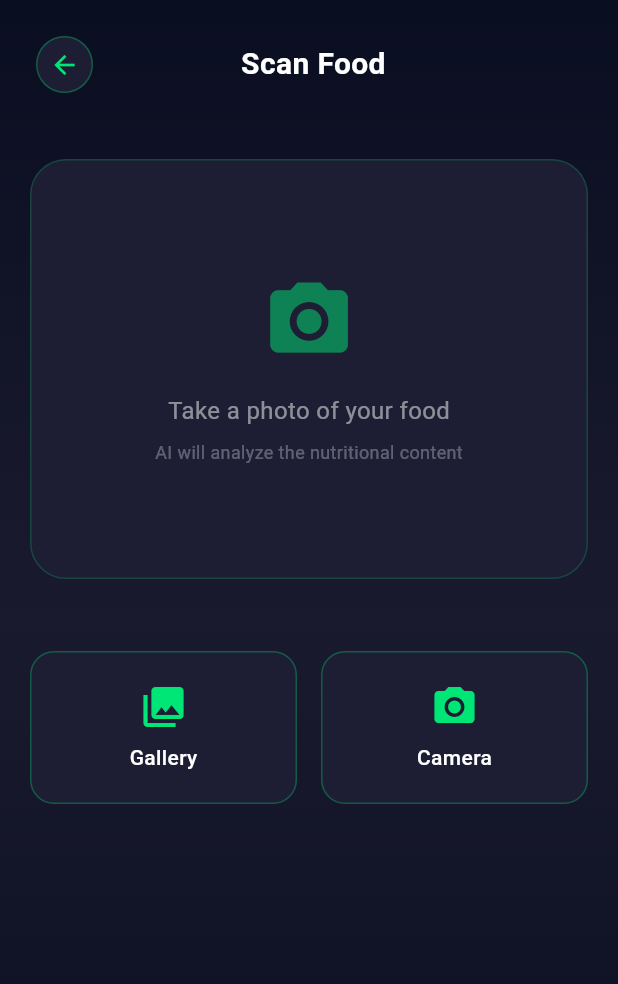
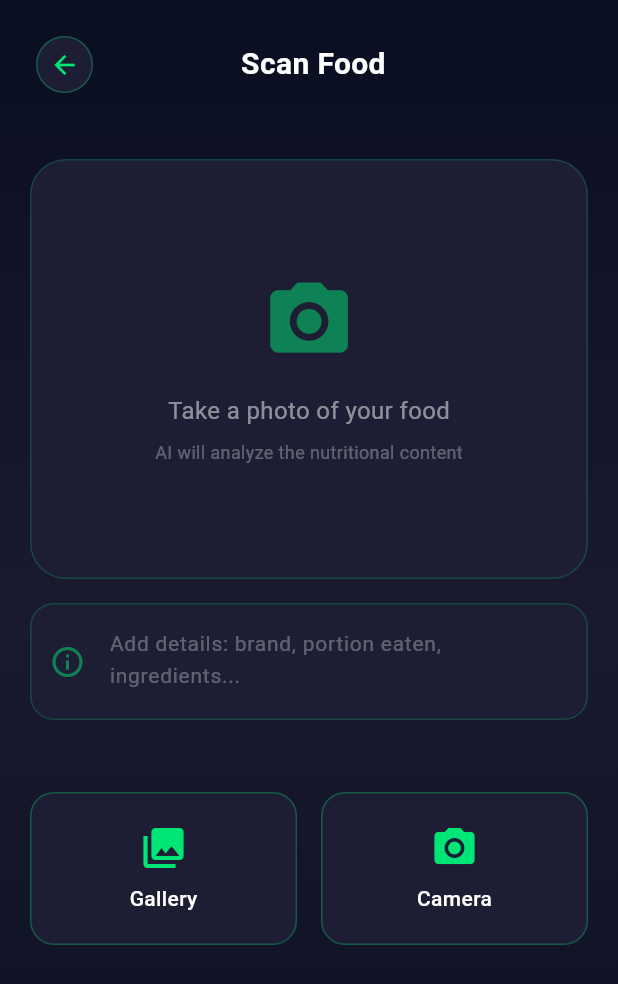
Before and after one commit to Atom5355/caltrac, a Flutter app: the CameraPage screen opened directly, on a phone screen of 412 x 824 dp. Shown: the top 984 px of the screen. Run offline on Flutter 3.47's test engine with Material 3 defaults, Android fonts, the phone set to English and light mode, and no system bars; our stand-ins replace dio, fl_chart, flutter_local_notifications, flutter_secure_storage, image_picker, local_auth and 5 more; accounts and stored records are empty.

Commit message:
Add AI context input for food scanning - brand, portion, ingredients

```diff
--- a/lib/pages/camera_page.dart
+++ b/lib/pages/camera_page.dart
@@ -14,6 +14,7 @@ class CameraPage extends StatefulWidget {
 
 class _CameraPageState extends State<CameraPage> with TickerProviderStateMixin {
   final ImagePicker _picker = ImagePicker();
+  final TextEditingController _contextController = TextEditingController();
   XFile? _imageFile;
   Uint8List? _imageBytes;
   bool _isAnalyzing = false;
@@ -38,6 +39,7 @@ class _CameraPageState extends State<CameraPage> with TickerProviderStateMixin {
   @override
   void dispose() {
     _pulseController.dispose();
+    _contextController.dispose();
     super.dispose();
   }
 
@@ -76,8 +78,15 @@ class _CameraPageState extends State<CameraPage> with TickerProviderStateMixin {
     try {
       final base64Image = base64Encode(_imageBytes!);
       final mimeType = _imageFile?.mimeType ?? 'image/jpeg';
+      final additionalContext = _contextController.text.trim();
 
-      final analysis = await GeminiService.analyzeFood(base64Image, mimeType: mimeType);
+      final analysis = await GeminiService.analyzeFood(
+        base64Image,
+        mimeType: mimeType,
+        additionalContext: additionalContext.isNotEmpty
+            ? additionalContext
+            : null,
+      );
 
       setState(() {
         _analysis = analysis;
@@ -110,7 +119,9 @@ class _CameraPageState extends State<CameraPage> with TickerProviderStateMixin {
             content: const Text('Food logged successfully!'),
             backgroundColor: const Color(0xFF00E676),
             behavior: SnackBarBehavior.floating,
-            shape: RoundedRectangleBorder(borderRadius: BorderRadius.circular(10)),
+            shape: RoundedRectangleBorder(
+              borderRadius: BorderRadius.circular(10),
+            ),
           ),
         );
         Navigator.pop(context, true);
@@ -135,11 +146,7 @@ class _CameraPageState extends State<CameraPage> with TickerProviderStateMixin {
           gradient: LinearGradient(
             begin: Alignment.topCenter,
             end: Alignment.bottomCenter,
-            colors: [
-              Color(0xFF0A0E21),
-              Color(0xFF1A1A2E),
-              Color(0xFF0A0E21),
-            ],
+            colors: [Color(0xFF0A0E21), Color(0xFF1A1A2E), Color(0xFF0A0E21)],
           ),
         ),
         child: SafeArea(
@@ -152,10 +159,13 @@ class _CameraPageState extends State<CameraPage> with TickerProviderStateMixin {
                   child: Column(
                     children: [
                       _buildImagePreview(),
+                      const SizedBox(height: 16),
+                      _buildContextInput(),
                       const SizedBox(height: 24),
                       if (_isAnalyzing) _buildAnalyzingIndicator(),
                       if (_error != null) _buildErrorCard(),
-                      if (_analysis != null && !_isAnalyzing) _buildAnalysisCard(),
+                      if (_analysis != null && !_isAnalyzing)
+                        _buildAnalysisCard(),
                       const SizedBox(height: 24),
                       _buildCaptureButtons(),
                     ],
@@ -216,17 +226,12 @@ class _CameraPageState extends State<CameraPage> with TickerProviderStateMixin {
       decoration: BoxDecoration(
         borderRadius: BorderRadius.circular(24),
         color: const Color(0xFF1D1E33),
-        border: Border.all(
-          color: const Color(0xFF00E676).withOpacity(0.2),
-        ),
+        border: Border.all(color: const Color(0xFF00E676).withOpacity(0.2)),
       ),
       child: ClipRRect(
         borderRadius: BorderRadius.circular(24),
         child: _imageBytes != null
-            ? Image.memory(
-                _imageBytes!,
-                fit: BoxFit.cover,
-              )
+            ? Image.memory(_imageBytes!, fit: BoxFit.cover)
             : Center(
                 child: Column(
                   mainAxisAlignment: MainAxisAlignment.center,
@@ -263,6 +268,45 @@ class _CameraPageState extends State<CameraPage> with TickerProviderStateMixin {
                   ],
                 ),
               ),
+      ),
+    );
+  }
+
+  Widget _buildContextInput() {
+    return Container(
+      decoration: BoxDecoration(
+        borderRadius: BorderRadius.circular(16),
+        color: const Color(0xFF1D1E33),
+        border: Border.all(color: const Color(0xFF00E676).withOpacity(0.2)),
+      ),
+      child: TextField(
+        controller: _contextController,
+        style: const TextStyle(color: Colors.white),
+        maxLines: 2,
+        decoration: InputDecoration(
+          hintText: 'Add details: brand, portion eaten, ingredients...',
+          hintStyle: TextStyle(
+            color: Colors.white.withOpacity(0.3),
+            fontSize: 14,
+          ),
+          prefixIcon: Icon(
+            Icons.info_outline,
+            color: const Color(0xFF00E676).withOpacity(0.5),
+          ),
+          border: InputBorder.none,
+          contentPadding: const EdgeInsets.symmetric(
+            horizontal: 16,
+            vertical: 14,
+          ),
+        ),
+        onChanged: (_) {
+          // Clear previous analysis when context changes
+          if (_analysis != null) {
+            setState(() {
+              _analysis = null;
+            });
+          }
+        },
       ),
     );
   }
@@ -359,10 +403,7 @@ class _CameraPageState extends State<CameraPage> with TickerProviderStateMixin {
         gradient: const LinearGradient(
           begin: Alignment.topLeft,
           end: Alignment.bottomRight,
-          colors: [
-            Color(0xFF1D1E33),
-            Color(0xFF2D2D44),
-          ],
+          colors: [Color(0xFF1D1E33), Color(0xFF2D2D44)],
         ),
         boxShadow: [
           BoxShadow(
@@ -415,10 +456,15 @@ class _CameraPageState extends State<CameraPage> with TickerProviderStateMixin {
               ),
               if (_analysis!.confidence != null)
                 Container(
-                  padding: const EdgeInsets.symmetric(horizontal: 10, vertical: 4),
+                  padding: const EdgeInsets.symmetric(
+                    horizontal: 10,
+                    vertical: 4,
+                  ),
                   decoration: BoxDecoration(
                     borderRadius: BorderRadius.circular(12),
-                    color: _getConfidenceColor(_analysis!.confidence!).withOpacity(0.15),
+                    color: _getConfidenceColor(
+                      _analysis!.confidence!,
+                    ).withOpacity(0.15),
                   ),
                   child: Text(
                     _analysis!.confidence!,
@@ -514,10 +560,7 @@ class _CameraPageState extends State<CameraPage> with TickerProviderStateMixin {
               ),
               child: const Text(
                 'Add to Food Log',
-                style: TextStyle(
-                  fontWeight: FontWeight.bold,
-                  fontSize: 16,
-                ),
+                style: TextStyle(fontWeight: FontWeight.bold, fontSize: 16),
               ),
             ),
           ),
@@ -526,7 +569,13 @@ class _CameraPageState extends State<CameraPage> with TickerProviderStateMixin {
     );
   }
 
-  Widget _buildNutrientRow(String label, String value, String unit, Color color, {bool isMain = false}) {
+  Widget _buildNutrientRow(
+    String label,
+    String value,
+    String unit,
+    Color color, {
+    bool isMain = false,
+  }) {
     return Row(
       mainAxisAlignment: MainAxisAlignment.center,
       crossAxisAlignment: CrossAxisAlignment.baseline,
@@ -614,9 +663,7 @@ class _CameraPageState extends State<CameraPage> with TickerProviderStateMixin {
         decoration: BoxDecoration(
           borderRadius: BorderRadius.circular(16),
           color: const Color(0xFF1D1E33),
-          border: Border.all(
-            color: const Color(0xFF00E676).withOpacity(0.3),
-          ),
+          border: Border.all(color: const Color(0xFF00E676).withOpacity(0.3)),
         ),
         child: Column(
           children: [
--- a/lib/services/gemini_service.dart
+++ b/lib/services/gemini_service.dart
@@ -2,9 +2,14 @@ import 'dart:convert';
 import 'package:http/http.dart' as http;
 
 class GeminiService {
-  static const String workerUrl = 'https://caltrac-gemini-api.ismaelhernandez5355.workers.dev';
+  static const String workerUrl =
+      'https://caltrac-gemini-api.ismaelhernandez5355.workers.dev';
 
-  static Future<NutritionAnalysis> analyzeFood(String base64Image, {String mimeType = 'image/jpeg'}) async {
+  static Future<NutritionAnalysis> analyzeFood(
+    String base64Image, {
+    String mimeType = 'image/jpeg',
+    String? additionalContext,
+  }) async {
     try {
       final response = await http.post(
         Uri.parse(workerUrl),
@@ -12,6 +17,7 @@ class GeminiService {
         body: jsonEncode({
           'image': base64Image,
           'mimeType': mimeType,
+          if (additionalContext != null) 'context': additionalContext,
         }),
       );
 
--- a/pubspec.yaml
+++ b/pubspec.yaml
@@ -16,7 +16,7 @@ publish_to: 'none' # Remove this line if you wish to publish to pub.dev
 # https://developer.apple.com/library/archive/documentation/General/Reference/InfoPlistKeyReference/Articles/CoreFoundationKeys.html
 # In Windows, build-name is used as the major, minor, and patch parts
 # of the product and file versions while build-number is used as the build suffix.
-version: 1.0.5+6
+version: 1.0.6+7
 
 environment:
   sdk: ^3.10.4
```
Also changed, not shown: 1 other file.
